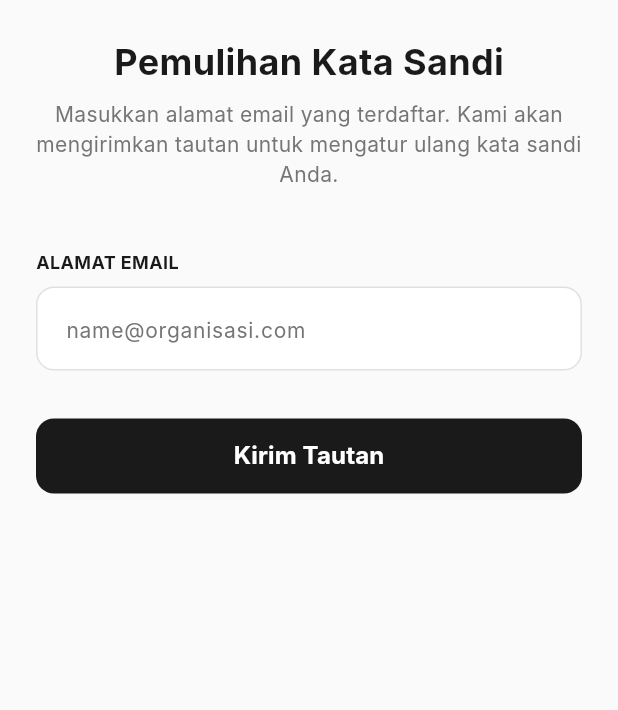
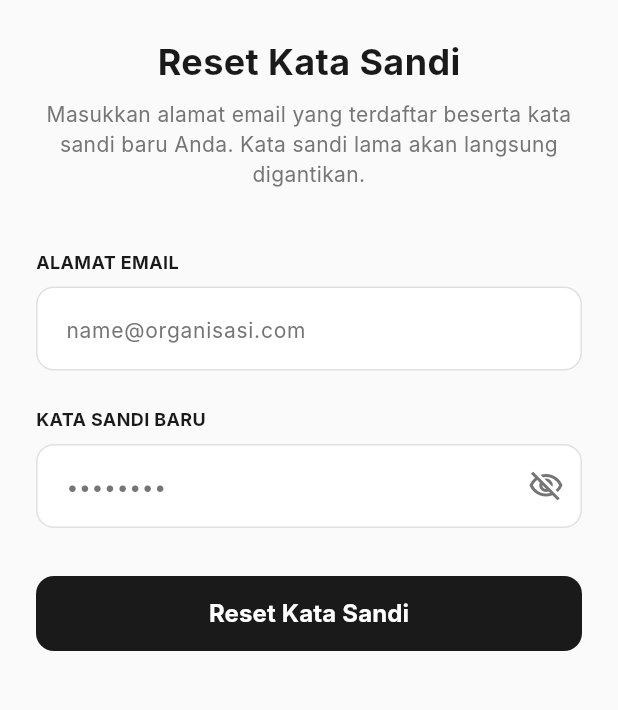
Before and after one commit to F4dhil54/pbl_kyu, a Flutter app: the ForgotPasswordScreen screen opened directly, on a phone screen of 412 x 824 dp, the part 216-926 px from its top. Run offline on Flutter 3.47's test engine with Material 3 defaults, Android fonts, the phone set to English and light mode, and no system bars; our stand-ins replace file_picker, firebase_core, firebase_messaging, flutter_dotenv, flutter_local_notifications, flutter_riverpod and 4 more; missing offline and left inert: flutter_web_auth_2; accounts and stored records are empty; Roboto replaces fonts that are missing (Inter).

Commit message:
reset pw

```diff
--- a/lib/features/auth/presentation/views/forgot_password_screen.dart
+++ b/lib/features/auth/presentation/views/forgot_password_screen.dart
@@ -14,21 +14,25 @@ class ForgotPasswordScreen extends ConsumerStatefulWidget {
 class _ForgotPasswordScreenState extends ConsumerState<ForgotPasswordScreen> {
   final _formKey = GlobalKey<FormState>();
   final _emailController = TextEditingController();
+  final _newPasswordController = TextEditingController();
+  bool _obscurePassword = true;
 
   @override
   void dispose() {
     _emailController.dispose();
+    _newPasswordController.dispose();
     super.dispose();
   }
 
-  // Eksekusi pengiriman link pemulihan lewat provider
+  // Eksekusi reset kata sandi langsung lewat provider (RPC Supabase)
   Future<void> _handleSubmit() async {
     if (_formKey.currentState!.validate()) {
       final authController = ref.read(authControllerProvider);
 
-      final success = await authController.sendPasswordResetEmail(
+      final success = await authController.resetPasswordDirectly(
         context: context,
         email: _emailController.text.trim(),
+        newPassword: _newPasswordController.text,
       );
 
       // Jika berhasil, kembalikan user secara otomatis ke halaman Login
@@ -110,7 +114,7 @@ class _ForgotPasswordScreenState extends ConsumerState<ForgotPasswordScreen> {
                     const SizedBox(height: 24),
 
                     Text(
-                      'Pemulihan Kata Sandi',
+                      'Reset Kata Sandi',
                       style: TextStyle(
                         fontSize: 24,
                         fontWeight: FontWeight.bold,
@@ -119,7 +123,7 @@ class _ForgotPasswordScreenState extends ConsumerState<ForgotPasswordScreen> {
                     ),
                     const SizedBox(height: 8),
                     Text(
-                      'Masukkan alamat email yang terdaftar. Kami akan mengirimkan tautan untuk mengatur ulang kata sandi Anda.',
+                      'Masukkan alamat email yang terdaftar beserta kata sandi baru Anda. Kata sandi lama akan langsung digantikan.',
                       textAlign: TextAlign.center,
                       style: TextStyle(
                         fontSize: 14,
@@ -174,9 +178,65 @@ class _ForgotPasswordScreenState extends ConsumerState<ForgotPasswordScreen> {
                         return null;
                       },
                     ),
+                    const SizedBox(height: 24),
+
+                    // Kata Sandi Baru
+                    Align(
+                      alignment: Alignment.centerLeft,
+                      child: Text(
+                        'KATA SANDI BARU',
+                        style: TextStyle(
+                          fontSize: 12,
+                          fontWeight: FontWeight.bold,
+                          color: isDark ? AppDarkColors.textSecondary : AppColors.textMain,
+                        ),
+                      ),
+                    ),
+                    const SizedBox(height: 8),
+                    TextFormField(
+                      controller: _newPasswordController,
+                      obscureText: _obscurePassword,
+                      enabled: !isAuthLoading,
+                      style: TextStyle(color: isDark ? AppDarkColors.textMain : AppColors.textMain),
+                      decoration: InputDecoration(
+                        hintText: '••••••••',
+                        hintStyle: TextStyle(
+                          color: isDark ? AppDarkColors.textSecondary : AppColors.textSecondary,
+                          fontSize: 14,
+                        ),
+                        filled: true,
+                        fillColor: isDark ? AppDarkColors.surface : Colors.white,
+                        contentPadding: const EdgeInsets.symmetric(horizontal: 16, vertical: 16),
+                        enabledBorder: buildBorder(isDark ? AppDarkColors.border : AppColors.border),
+                        focusedBorder: buildBorder(AppColors.primary),
+                        errorBorder: buildBorder(Colors.redAccent),
+                        focusedErrorBorder: buildBorder(Colors.red, width: 1.5),
+                        errorStyle: const TextStyle(color: Colors.redAccent, fontSize: 12),
+                        suffixIcon: IconButton(
+                          icon: Icon(
+                            _obscurePassword ? Icons.visibility_off_outlined : Icons.visibility_outlined,
+                            color: isDark ? AppDarkColors.textSecondary : AppColors.textSecondary,
+                          ),
+                          onPressed: () {
+                            setState(() {
+                              _obscurePassword = !_obscurePassword;
+                            });
+                          },
+                        ),
+                      ),
+                      validator: (value) {
+                        if (value == null || value.isEmpty) {
+                          return 'Kata sandi tidak boleh kosong';
+                        }
+                        if (value.length < 6) {
+                          return 'Kata sandi minimal berisi 6 karakter';
+                        }
+                        return null;
+                      },
+                    ),
                     const SizedBox(height: 32),
 
-                    // Tombol Kirim Tautan Pemulihan
+                    // Tombol Reset Kata Sandi
                     SizedBox(
                       width: double.infinity,
                       height: 50,
@@ -202,7 +262,7 @@ class _ForgotPasswordScreenState extends ConsumerState<ForgotPasswordScreen> {
                                 ),
                               )
                             : const Text(
-                                'Kirim Tautan',
+                                'Reset Kata Sandi',
                                 style: TextStyle(fontSize: 16, fontWeight: FontWeight.bold),
                               ),
                       ),
```
Also changed, not shown: lib/features/auth/providers/auth_provider.dart (+40 -1 lines).
